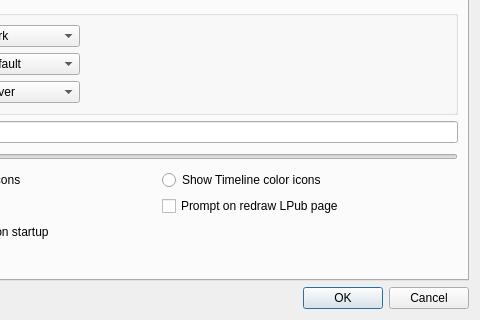
Above: lclib/qt/lc_qpreferencesdialog.ui from trevorsandy/lpub3d-ci before the change; both pictures show x 163 to 643 and y 231 to 551 of the 643 by 551 pixel window. Below: the same form after it.
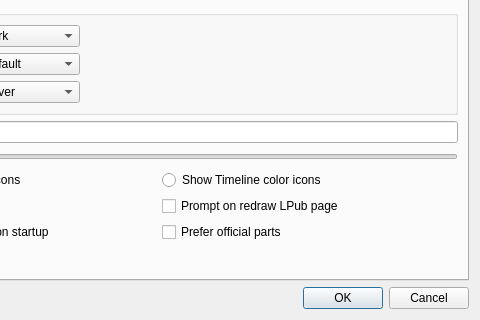
That is the form after the change. The open tabs and pages were chosen to show the change. Icons and pictures are not drawn.

Commit message: Native renderer prefer official parts load order option #509

What changed in the file:
```diff
--- a/lclib/qt/lc_qpreferencesdialog.ui
+++ b/lclib/qt/lc_qpreferencesdialog.ui
@@ -1712,6 +1712,16 @@
            </property>
           </widget>
          </item>
+         <item row="1" column="1">
+          <widget class="QCheckBox" name="PreferOfficialParts">
+           <property name="toolTip">
+            <string>Prefer official part when part is also present in the unofficial library </string>
+           </property>
+           <property name="text">
+            <string>Prefer official parts</string>
+           </property>
+          </widget>
+         </item>
         </layout>
        </item>
        <item>
```
Left out of the diff: 6 changed lines with no effect on the pictures. The commit also changes 10 other files.
